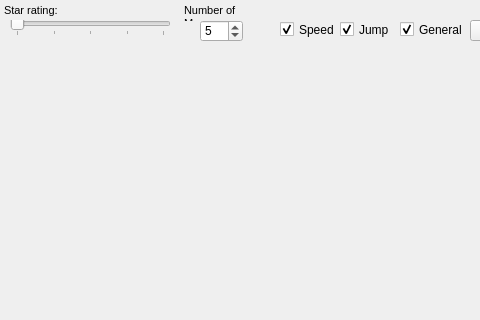
Before: the Qt Designer form mainwindow.ui in Sean-DK/osu-practice, drawn with Qt 5; both pictures show x 0 to 480 and y 0 to 320 of the 570 by 500 pixel window.
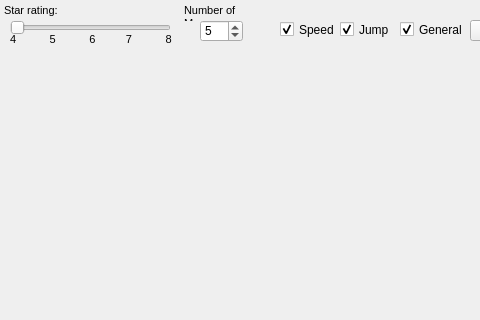
After: the same form once the commit is applied.

Commit message: Fixed labels on slider

```diff
--- a/mainwindow.ui
+++ b/mainwindow.ui
@@ -36,7 +36,7 @@
      </rect>
     </property>
     <property name="autoFillBackground">
-     <bool>true</bool>
+     <bool>false</bool>
     </property>
     <property name="minimum">
      <number>4</number>
@@ -47,6 +47,9 @@
     <property name="singleStep">
      <number>1</number>
     </property>
+    <property name="pageStep">
+     <number>0</number>
+    </property>
     <property name="value">
      <number>4</number>
     </property>
@@ -59,8 +62,14 @@
     <property name="orientation">
      <enum>Qt::Horizontal</enum>
     </property>
+    <property name="invertedAppearance">
+     <bool>false</bool>
+    </property>
+    <property name="invertedControls">
+     <bool>false</bool>
+    </property>
     <property name="tickPosition">
-     <enum>QSlider::TicksBelow</enum>
+     <enum>QSlider::NoTicks</enum>
     </property>
     <property name="tickInterval">
      <number>1</number>
@@ -247,6 +256,47 @@
      <set>Qt::TextBrowserInteraction</set>
     </property>
    </widget>
+   <widget class="QTextBrowser" name="textBrowser">
+    <property name="geometry">
+     <rect>
+      <x>0</x>
+      <y>30</y>
+      <width>181</width>
+      <height>16</height>
+     </rect>
+    </property>
+    <property name="styleSheet">
+     <string notr="true">background-color: rgba(255, 255, 255, 0);</string>
+    </property>
+    <property name="frameShape">
+     <enum>QFrame::NoFrame</enum>
+    </property>
+    <property name="frameShadow">
+     <enum>QFrame::Plain</enum>
+    </property>
+    <property name="lineWidth">
+     <number>0</number>
+    </property>
+    <property name="verticalScrollBarPolicy">
+     <enum>Qt::ScrollBarAlwaysOff</enum>
+    </property>
+    <property name="horizontalScrollBarPolicy">
+     <enum>Qt::ScrollBarAlwaysOff</enum>
+    </property>
+    <property name="lineWrapMode">
+     <enum>QTextEdit::NoWrap</enum>
+    </property>
+    <property name="html">
+     <string>&lt;!DOCTYPE HTML PUBLIC &quot;-//W3C//DTD HTML 4.0//EN&quot; &quot;http://www.w3.org/TR/REC-html40/strict.dtd&quot;&gt;
+&lt;html&gt;&lt;head&gt;&lt;meta name=&quot;qrichtext&quot; content=&quot;1&quot; /&gt;&lt;style type=&quot;text/css&quot;&gt;
+p, li { white-space: pre-wrap; }
+&lt;/style&gt;&lt;/head&gt;&lt;body style=&quot; font-family:'MS Shell Dlg 2'; font-size:8.25pt; font-weight:400; font-style:normal;&quot;&gt;
+&lt;p style=&quot; margin-top:0px; margin-bottom:0px; margin-left:0px; margin-right:0px; -qt-block-indent:0; text-indent:0px;&quot;&gt;  4           5           6          7           8&lt;/p&gt;&lt;/body&gt;&lt;/html&gt;</string>
+    </property>
+    <property name="textInteractionFlags">
+     <set>Qt::NoTextInteraction</set>
+    </property>
+   </widget>
   </widget>
  </widget>
  <layoutdefault spacing="6" margin="11"/>
```
Left out of the diff: 8 changed lines with no effect on the pictures. The commit also changes 1 other file.
